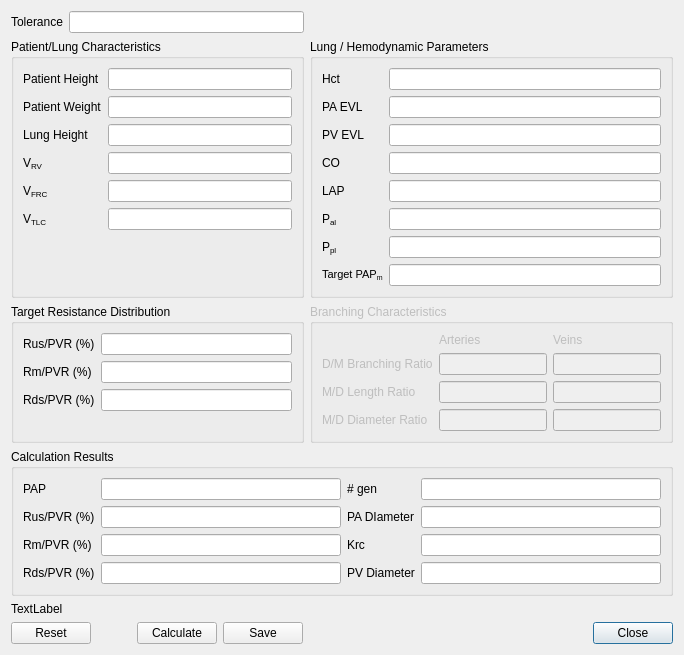
AdamMajer/bshouty-lung-model, file src/calibratedlg.ui: the form before one commit.
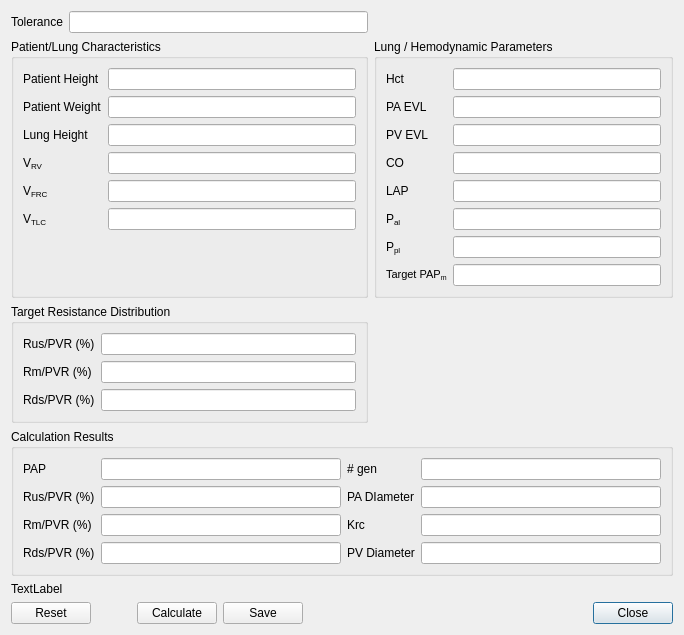
The form after the commit. Custom widgets are drawn as their Qt base class.

```diff
--- a/src/calibratedlg.ui
+++ b/src/calibratedlg.ui
@@ -394,71 +394,6 @@
      </layout>
     </widget>
    </item>
-   <item row="2" column="2">
-    <widget class="QGroupBox" name="groupBox_5">
-     <property name="enabled">
-      <bool>false</bool>
-     </property>
-     <property name="title">
-      <string>Branching Characteristics</string>
-     </property>
-     <layout class="QGridLayout" name="gridLayout_2">
-      <item row="0" column="1">
-       <widget class="QLabel" name="label_22">
-        <property name="text">
-         <string>Arteries</string>
-        </property>
-       </widget>
-      </item>
-      <item row="0" column="2">
-       <widget class="QLabel" name="label_23">
-        <property name="text">
-         <string>Veins</string>
-        </property>
-       </widget>
-      </item>
-      <item row="1" column="0">
-       <widget class="QLabel" name="label_24">
-        <property name="text">
-         <string>D/M Branching Ratio</string>
-        </property>
-       </widget>
-      </item>
-      <item row="1" column="1">
-       <widget class="QLineEdit" name="arteries_branching"/>
-      </item>
-      <item row="1" column="2">
-       <widget class="QLineEdit" name="veins_branching"/>
-      </item>
-      <item row="2" column="0">
-       <widget class="QLabel" name="label_25">
-        <property name="text">
-         <string>M/D Length Ratio</string>
-        </property>
-       </widget>
-      </item>
-      <item row="2" column="1">
-       <widget class="QLineEdit" name="arteries_length"/>
-      </item>
-      <item row="2" column="2">
-       <widget class="QLineEdit" name="veins_length"/>
-      </item>
-      <item row="3" column="0">
-       <widget class="QLabel" name="label_26">
-        <property name="text">
-         <string>M/D Diameter Ratio</string>
-        </property>
-       </widget>
-      </item>
-      <item row="3" column="1">
-       <widget class="QLineEdit" name="arteries_diameter"/>
-      </item>
-      <item row="3" column="2">
-       <widget class="QLineEdit" name="veins_diameter"/>
-      </item>
-     </layout>
-    </widget>
-   </item>
    <item row="3" column="0" colspan="3">
     <widget class="QGroupBox" name="groupBox_4">
      <property name="title">
```
Left out of the diff: 6 changed lines with no effect on the pictures.
